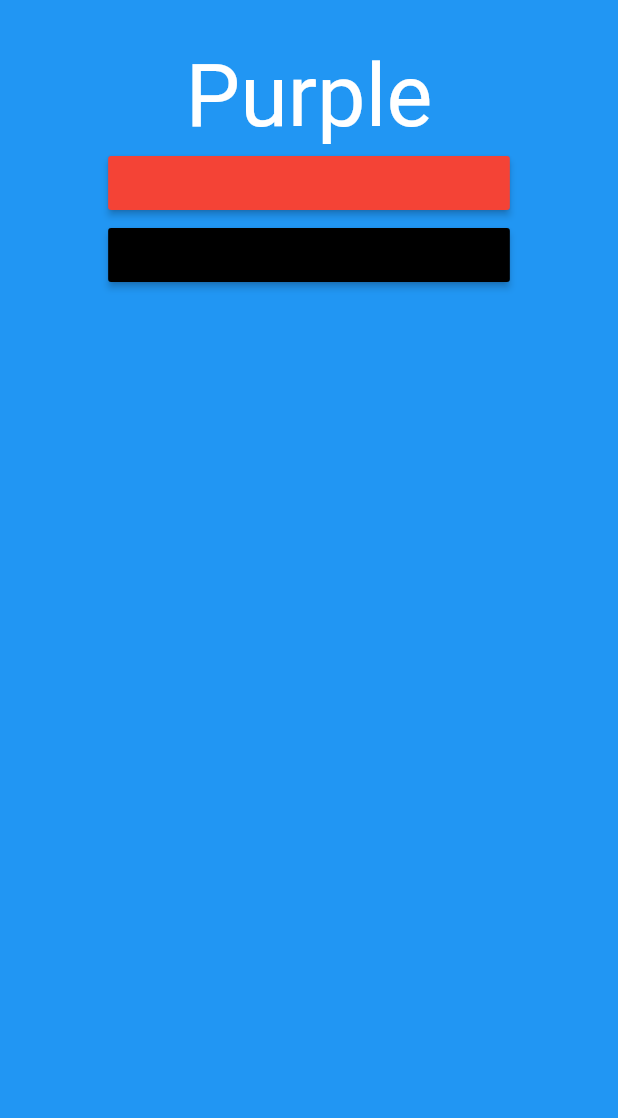
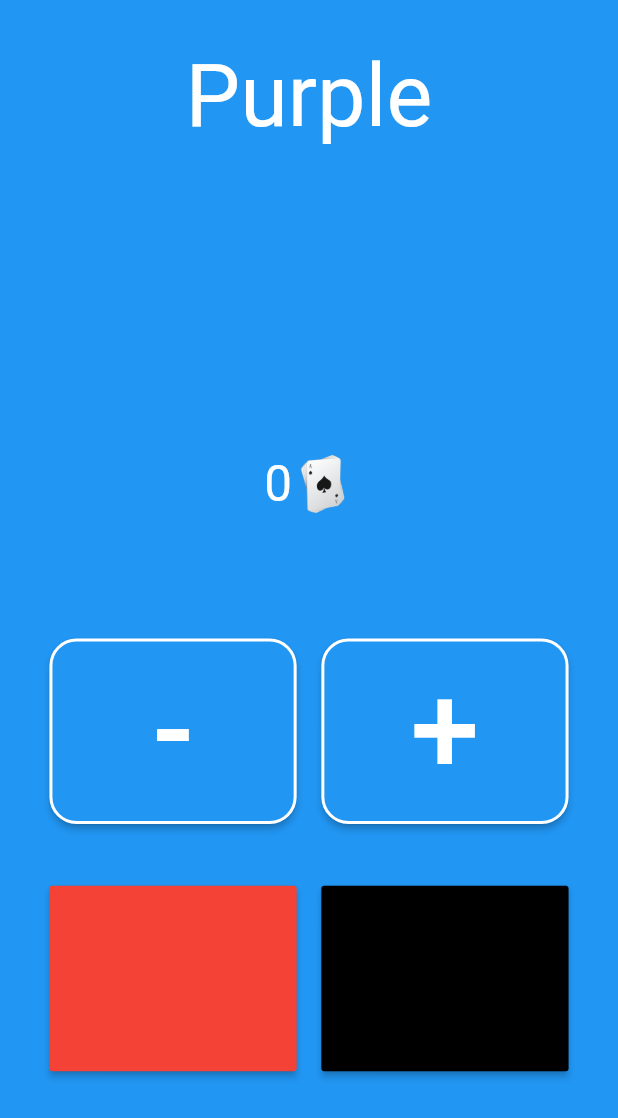
Before and after one commit to QuentinPin/partys_game, a Flutter app: the screen it shows after launch, after a tap on "Purple", on a phone screen of 412 x 824 dp. Shown: the top 1118 px of the screen. Run offline on Flutter 3.47's test engine with Material 2 defaults, Android fonts, the phone set to English and light mode, and no system bars.

Commit message:
Logique du purple fini mais il reste des détails à géré comme la disparition des bouton lorsqu'il ne peuvent pas être cliqué

```diff
--- a/lib/PurplePage.dart
+++ b/lib/PurplePage.dart
@@ -1,12 +1,62 @@
 import 'package:flutter/material.dart';
+import 'package:partys_game/model/Carte52.dart';
+import 'package:partys_game/model/Carte.dart';
 
 class PurplePage extends StatelessWidget {
   @override
   Widget build(BuildContext context) {
+    return Container(
+      child: Scaffold(body: UpdateCard()),
+    );
+  }
+}
+
+class UpdateCard extends StatefulWidget {
+  UpdateScreenState createState() => UpdateScreenState();
+}
+
+class UpdateScreenState extends State {
+  Carte52 carte52 = new Carte52();
+  int nbCarteDansPile = 0;
+  bool error = false;
+  Carte carte;
+
+  changeCard(TYPE_CHOICE type) {
+    setState(() {
+      Carte newCarte = carte52.getCard();
+      nbCarteDansPile = 52 - carte52.cartes.length;
+      if (error == false) {
+        switch (type) {
+          case TYPE_CHOICE.UP:
+            if (!(newCarte.compareTo(carte) == COMPARE.SUPERIEUR)) error = true;
+            break;
+          case TYPE_CHOICE.DOWN:
+            if (!(newCarte.compareTo(carte) == COMPARE.INFERIEUR)) error = true;
+            break;
+          case TYPE_CHOICE.RED:
+            if (!(newCarte.color == CARD_COLOR.color_carreau ||
+                newCarte.color == CARD_COLOR.color_coeur)) error = true;
+            break;
+          case TYPE_CHOICE.BLACK:
+            if (!(newCarte.color == CARD_COLOR.color_pique ||
+                newCarte.color == CARD_COLOR.color_treffle)) error = true;
+            break;
+        }
+        carte = newCarte;
+      } else {
+        error = false;
+        carte52 = new Carte52();
+        nbCarteDansPile = 0;
+        carte = null;
+      }
+    });
+  }
+
+  @override
+  Widget build(BuildContext context) {
     final screenSize = MediaQuery.of(context).size;
-    return Container(
-      child: Scaffold(
-        backgroundColor: Colors.blue,
+    return Scaffold(
+      backgroundColor: (error) ? Colors.red : Colors.blue,
       body: Column(
         children: [
           Container(
@@ -24,35 +74,150 @@ class PurplePage extends StatelessWidget {
               ],
             ),
           ),
-            SizedBox(
-              width: screenSize.width * 0.65,
+          Container(
+            margin: EdgeInsets.only(top: screenSize.height * 0.1),
+            child: Row(
+              mainAxisAlignment: MainAxisAlignment.center,
+              children: [
+                Text(
+                  (carte == null) ? "" : carte.getStringNumber(),
+                  // On n'affiche rien quand on rentre dans le jeu
+                  style: TextStyle(
+                    color: Colors.white,
+                    fontSize: screenSize.height * 0.1,
+                  ),
+                ),
+                Opacity(
+                  opacity: (carte == null) ? 0 : 1,
+                  child: Image(
+                    // On n'affiche rien quand on rentre dans le jeux
+                    image: AssetImage((carte == null)
+                        ? "assets/carte/coeur.png"
+                        : carte.getStringColorAssets()),
+                    height: screenSize.height * 0.1,
+                  ),
+                )
+              ],
+            ),
+          ),
+          Container(
+            margin: EdgeInsets.only(top: screenSize.height * 0.03),
+            child: Row(
+              mainAxisAlignment: MainAxisAlignment.center,
+              children: [
+                Text(
+                  nbCarteDansPile.toString(),
+                  style: TextStyle(
+                    color: Colors.white,
+                    fontSize: screenSize.height * 0.04,
+                  ),
+                ),
+                Image(
+                  image: AssetImage('assets/carte/paquet.png'),
+                  height: screenSize.height * 0.05,
+                ),
+              ],
+            ),
+          ),
+          Row(
+            mainAxisAlignment: MainAxisAlignment.center,
+            children: [
+              Container(
+                margin: EdgeInsets.only(
+                    right: screenSize.height * 0.01,
+                    top: screenSize.height * 0.1,
+                    bottom: screenSize.height * 0.05),
+                child: SizedBox(
+                  width: screenSize.width * 0.4,
+                  height: screenSize.width * 0.3,
                   child: RaisedButton(
                     onPressed: () {
-                  Navigator.push(
-                    context,
-                    MaterialPageRoute(builder: (context) => PurplePage()),
-                  );
+                      print("Moin");
+                      changeCard(TYPE_CHOICE.DOWN);
+                    },
+                    color: Colors.blue,
+                    child: Text(
+                      "-",
+                      style: TextStyle(
+                          color: Colors.white,
+                          fontSize: screenSize.height * 0.1),
+                    ),
+                    shape: RoundedRectangleBorder(
+                        borderRadius: BorderRadius.circular(18.0),
+                        side: BorderSide(width: 2, color: Colors.white)),
+                  ),
+                ),
+              ),
+              Container(
+                margin: EdgeInsets.only(
+                    left: screenSize.height * 0.01,
+                    top: screenSize.height * 0.1,
+                    bottom: screenSize.height * 0.05),
+                child: SizedBox(
+                  width: screenSize.width * 0.4,
+                  height: screenSize.width * 0.3,
+                  child: RaisedButton(
+                    onPressed: () {
+                      print("Plus");
+                      changeCard(TYPE_CHOICE.UP);
+                    },
+                    color: Colors.blue,
+                    child: Text(
+                      "+",
+                      style: TextStyle(
+                          color: Colors.white,
+                          fontSize: screenSize.height * 0.1),
+                    ),
+                    shape: RoundedRectangleBorder(
+                        borderRadius: BorderRadius.circular(18.0),
+                        side: BorderSide(width: 2, color: Colors.white)),
+                  ),
+                ),
+              ),
+            ],
+          ),
+          Row(
+            mainAxisAlignment: MainAxisAlignment.center,
+            children: [
+              Container(
+                margin: EdgeInsets.only(right: screenSize.height * 0.01),
+                child: SizedBox(
+                  width: screenSize.width * 0.4,
+                  height: screenSize.width * 0.3,
+                  child: RaisedButton(
+                    onPressed: () {
+                      print("Rouge");
+                      changeCard(TYPE_CHOICE.RED);
                     },
                     color: Colors.red,
-
                   ),
-            ),SizedBox(
-              width: screenSize.width * 0.65,
+                ),
+              ),
+              Container(
+                margin: EdgeInsets.only(left: screenSize.height * 0.01),
+                child: SizedBox(
+                  width: screenSize.width * 0.4,
+                  height: screenSize.width * 0.3,
                   child: RaisedButton(
                     onPressed: () {
-                  Navigator.push(
-                    context,
-                    MaterialPageRoute(builder: (context) => PurplePage()),
-                  );
+                      print("Noire");
+                      changeCard(TYPE_CHOICE.BLACK);
                     },
                     color: Colors.black,
-
                   ),
                 ),
-
+              ),
             ],
           ),
+        ],
       ),
     );
   }
 }
+
+enum TYPE_CHOICE {
+  UP,
+  DOWN,
+  RED,
+  BLACK,
+}
--- /dev/null
+++ b/lib/model/Carte52.dart
@@ -0,0 +1,24 @@
+import 'package:partys_game/model/Carte.dart';
+
+class Carte52 {
+  List<Carte> cartes;
+
+  Carte52() {
+    cartes = new List();
+    initialisation();
+    cartes.shuffle();
+  }
+
+  void initialisation() {
+    CARD_COLOR.values.forEach((color) {
+      for (int i = 2; i < 15; i++)
+        cartes.add(new Carte(color, i));
+    });
+  }
+
+  Carte getCard(){
+    Carte cardToReturn = cartes.first;
+    cartes.remove(cartes.first);
+    return cardToReturn;
+  }
+}
```
Also changed, not shown: lib/model/Carte.dart (added, +91 -0 lines), pubspec.yaml (+6 -3 lines), assets/carte/carreau.png (added), assets/carte/coeur.png (added), assets/carte/paquet.png (added), assets/carte/pique.png (added), assets/carte/treffle.png (added). Lines whose indentation alone changed are shown as unchanged.
